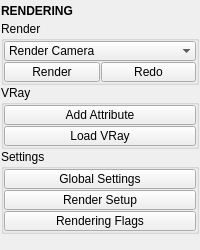
Above: tentacle/ui/rendering.ui from m3trik/tentacle before the change. Below: the same form after it.
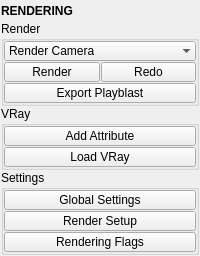
That is the form after the change. Custom widgets are drawn as their Qt base class.

The edit to the form file:
```diff
--- a/tentacle/ui/rendering.ui
+++ b/tentacle/ui/rendering.ui
@@ -10,7 +10,7 @@
     <x>0</x>
     <y>0</y>
     <width>200</width>
-    <height>250</height>
+    <height>255</height>
    </rect>
   </property>
   <property name="toolTip">
@@ -167,6 +167,28 @@
            </property>
           </widget>
          </item>
+         <item row="2" column="0" colspan="2">
+          <widget class="QPushButton" name="b007">
+           <property name="minimumSize">
+            <size>
+             <width>0</width>
+             <height>20</height>
+            </size>
+           </property>
+           <property name="maximumSize">
+            <size>
+             <width>16777215</width>
+             <height>20</height>
+            </size>
+           </property>
+           <property name="toolTip">
+            <string>Export the current frame range sequence from the perspective camera viewport to the desktop.</string>
+           </property>
+           <property name="text">
+            <string>Export Playblast</string>
+           </property>
+          </widget>
+         </item>
         </layout>
        </widget>
       </item>
```
